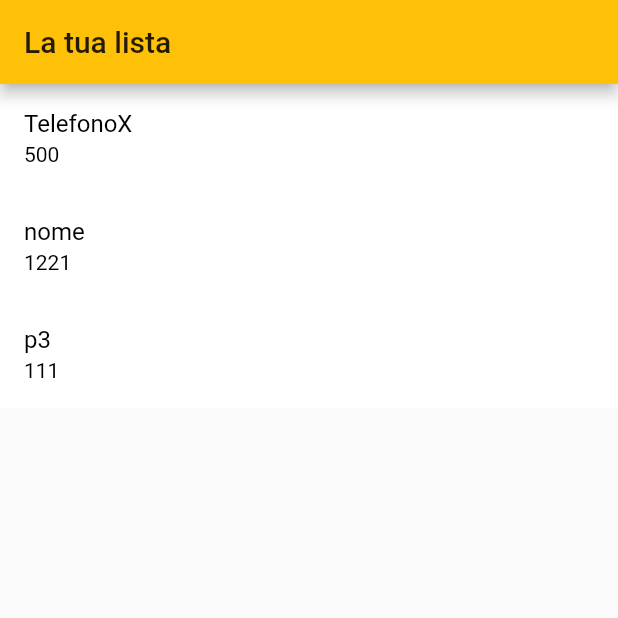
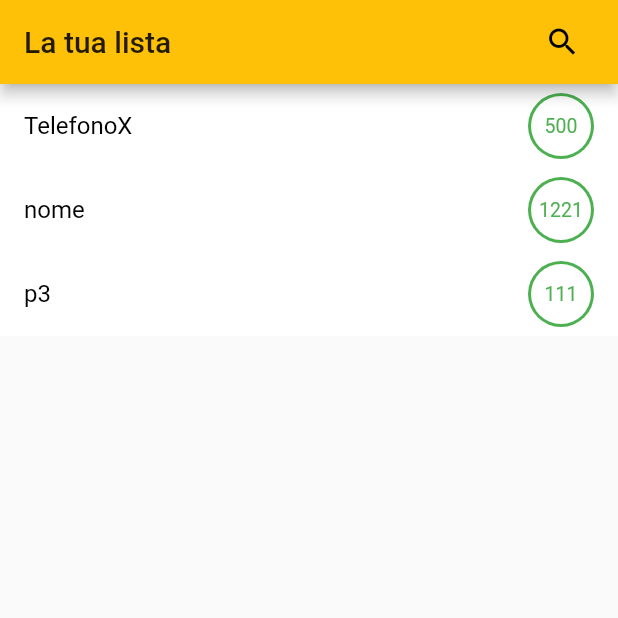
Before and after one commit to Zuccante-Web-App/Tracky, a Flutter app: the screen it shows after launch, on a phone screen of 412 x 824 dp, the top half of it. Run offline on Flutter 3.47's test engine with Material 2 defaults, Android fonts, the phone set to English and light mode, and no system bars; drawn by our look-alikes of flutter_slidable; our stand-ins replace outline_material_icons.

Commit message:
Tried adding icon swap and search

```diff
--- a/tracky/lib/UI/Screen/List/SlidableListItemWidget.dart
+++ b/tracky/lib/UI/Screen/List/SlidableListItemWidget.dart
@@ -2,6 +2,9 @@ import 'package:flutter/material.dart';
 import 'package:flutter_slidable/flutter_slidable.dart';
 import 'package:outline_material_icons/outline_material_icons.dart';
 import 'package:tracky/UI/Screen/List/SlidableListWidget.dart';
+
+IconData star = OMIcons.starBorder;
+bool isFavourite = true;
 
 class SlidableListItemWidget extends StatefulWidget {
   String nome;
@@ -9,18 +12,17 @@ class SlidableListItemWidget extends StatefulWidget {
   int index;
   GlobalKey<AnimatedListState> _productList;
   List<Product> _myList;
-  IconData star = OMIcons.starBorder;
+  List<bool> _boolList;
+  List<IconData> _iconList;
 
-  SlidableListItemWidget(
-      this.nome, this.prezzo, this.index, this._productList, this._myList);
+  SlidableListItemWidget(this.nome, this.prezzo, this.index, this._productList,
+      this._myList, this._boolList, this._iconList);
 
   @override
   _SlidableListItemWidgetState createState() => _SlidableListItemWidgetState();
 }
 
 class _SlidableListItemWidgetState extends State<SlidableListItemWidget> {
-  bool isFavourite = true;
-  //Icon star = Icon(OMIcons.starBorder);
   @override
   Widget build(BuildContext context) {
     return Slidable(
@@ -33,9 +35,20 @@ class _SlidableListItemWidgetState extends State<SlidableListItemWidget> {
             widget.nome,
             style: TextStyle(color: Colors.black),
           ),
-          subtitle: Text(
+          trailing: Container(
+            child: CircleAvatar(
+              backgroundColor: Colors.white,
+              foregroundColor: Colors.green,
+              child: Text(
                 widget.prezzo.toString(),
-            style: TextStyle(color: Colors.black),
+                style: TextStyle(fontSize: 13),
+              ),
+            ),
+            padding: EdgeInsets.all(2.0),
+            decoration: BoxDecoration(
+              color: Colors.green,
+              shape: BoxShape.circle,
+            ),
           ),
         ),
       ),
@@ -48,7 +61,7 @@ class _SlidableListItemWidgetState extends State<SlidableListItemWidget> {
         IconSlideAction(
           caption: 'Favorite',
           color: Colors.amber[300],
-          icon: widget.star,
+          icon: widget._iconList[widget.index],
           onTap: makeFavorite,
         ),
       ],
@@ -73,23 +86,27 @@ class _SlidableListItemWidgetState extends State<SlidableListItemWidget> {
   }
 
   void makeFavorite() {
-    print("ciao$isFavourite ");
     setState(() {
-      /*if (isFavourite) {
-        print("entrato nel if");
-        isFavourite = false;
-        widget.star = OMIcons.starBorder;
-      } else {
-        print(isFavourite);*/
       Product favoriteProduct = widget._myList[widget.index];
       AnimatedListRemovedItemBuilder builder = (context, animation) {
         return _buildItem(favoriteProduct, animation);
       };
       widget._productList.currentState.removeItem(widget.index, builder);
       widget._myList.removeAt(widget.index);
+      if (widget._boolList[widget.index]) {
+        widget._boolList.removeAt(widget.index);
+        widget._boolList.insert(widget.index, true);
+        widget._iconList.removeAt(widget.index);
+        widget._iconList.insert(widget.index, OMIcons.star);
+        widget._myList.insert(widget._myList.length - 1, favoriteProduct);
+      } else {
+        widget._iconList.removeAt(widget.index);
+        widget._iconList.insert(widget.index, OMIcons.starBorder);
         widget._myList.insert(0, favoriteProduct);
+        widget._boolList.removeAt(widget.index);
+        widget._boolList.insert(widget.index, false);
+      }
       widget._productList.currentState.insertItem(widget.index);
-        //isFavourite = true;
     });
   }
 }
--- a/tracky/lib/UI/Screen/List/SlidableListWidget.dart
+++ b/tracky/lib/UI/Screen/List/SlidableListWidget.dart
@@ -1,11 +1,21 @@
 import 'package:flutter/material.dart';
 import 'package:flutter/foundation.dart';
 import 'package:tracky/UI/Screen/List/SlidableListItemWidget.dart';
+import 'package:outline_material_icons/outline_material_icons.dart';
+import 'package:tracky/UI/Screen/Search/SearchPageWidget.dart';
+
+
+List<IconData> _iconList = List<IconData>();
+List<bool> _boolFavouriteList = List<bool>();
 
 class MySlidableListWidget extends StatefulWidget {
   GlobalKey<AnimatedListState> _productList = GlobalKey<AnimatedListState>();
   List<String> _list;
-  List<Product> _myList = [new Product('TelefonoX', 500), new Product('nome', 1221), new Product("p3", 111)];
+  List<Product> _myList = [
+    new Product('TelefonoX', 500),
+    new Product('nome', 1221),
+    new Product("p3", 111)
+  ];
 
   MySlidableListWidget({Key key, this.title}) : super(key: key);
   final String title;
@@ -18,12 +28,34 @@ class _MySlidableListWidgetState extends State<MySlidableListWidget> {
   @override
   Widget build(BuildContext context) {
     return Scaffold(
-      appBar: AppBar(title: Text('La tua lista')),
+      appBar: AppBar(
+        title: Text('La tua lista'),
+        actions: <Widget>[
+          IconButton(
+            icon: Icon(OMIcons.search),
+            /*Apre Nuova Scheda*/
+            padding: EdgeInsets.only(right: 25),
+            tooltip: "Search Product",
+            onPressed: () {
+              Navigator.of(context).push(MaterialPageRoute(
+                builder: (context) {
+                  return MySearchPage();
+                },
+              ));
+            },
+            alignment: AlignmentDirectional.centerStart,
+          )
+        ],
+      ),
       body: Center(
         child: AnimatedList(
             key: widget._productList,
             initialItemCount: widget._myList.length,
             itemBuilder: (context, index, animation) {
+              for (var i = 0; i < widget._myList.length - 1; i++) {
+                _iconList.add(OMIcons.starBorder);
+                _boolFavouriteList.add(false);
+              }
               return ScaleTransition(
                 scale: animation,
                 child: SlidableListItemWidget(
@@ -32,6 +64,8 @@ class _MySlidableListWidgetState extends State<MySlidableListWidget> {
                   index,
                   widget._productList,
                   widget._myList,
+                  _boolFavouriteList,
+                  _iconList,
                 ),
               );
             }),
--- a/tracky/lib/main.dart
+++ b/tracky/lib/main.dart
@@ -8,6 +8,7 @@ class MyApp extends StatelessWidget {
   Widget build(BuildContext context) {
     return MaterialApp(
       title: 'Tracky',
+      debugShowCheckedModeBanner: false,
       theme:
           ThemeData(brightness: Brightness.light, primaryColor: Colors.amber),
       darkTheme:
```
Also changed, not shown: tracky/lib/UI/Screen/Search/SearchPageWidget.dart (added, +19 -0 lines). Lines whose indentation alone changed are shown as unchanged.
